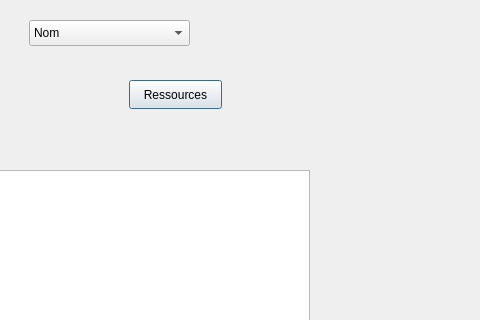
Old version of the form dialoglistemedecin.ui in the repository ProjetCPP-S2-2A15/projetcpp2a15-vaccicare; both pictures show x 361 to 841 and y 0 to 320 of the 841 by 634 pixel window.
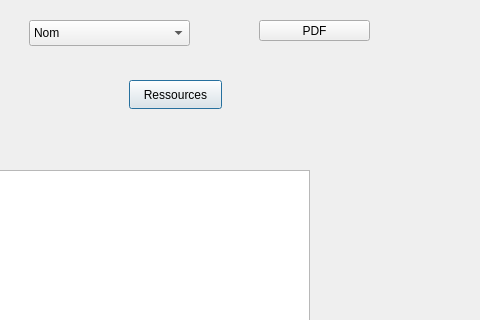
New version of the form.

Patch:
```diff
--- a/dialoglistemedecin.ui
+++ b/dialoglistemedecin.ui
@@ -184,6 +184,19 @@
     </rect>
    </property>
   </widget>
+  <widget class="QPushButton" name="ButtonPDF">
+   <property name="geometry">
+    <rect>
+     <x>620</x>
+     <y>20</y>
+     <width>111</width>
+     <height>21</height>
+    </rect>
+   </property>
+   <property name="text">
+    <string>PDF</string>
+   </property>
+  </widget>
  </widget>
  <resources/>
  <connections/>
```
